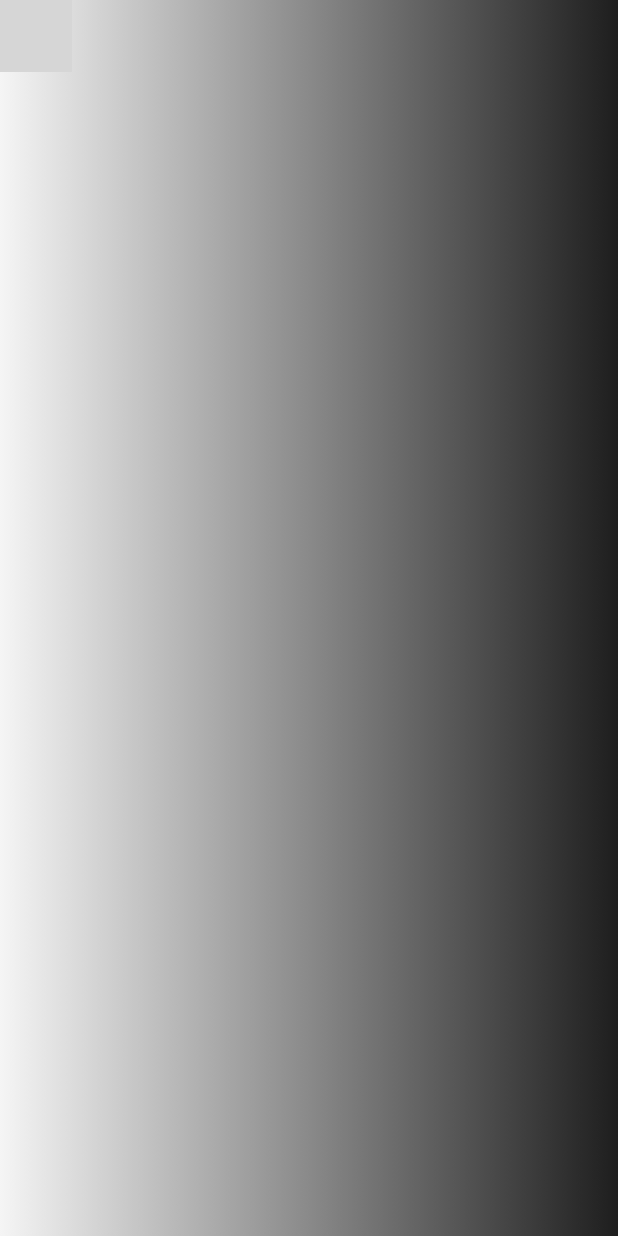
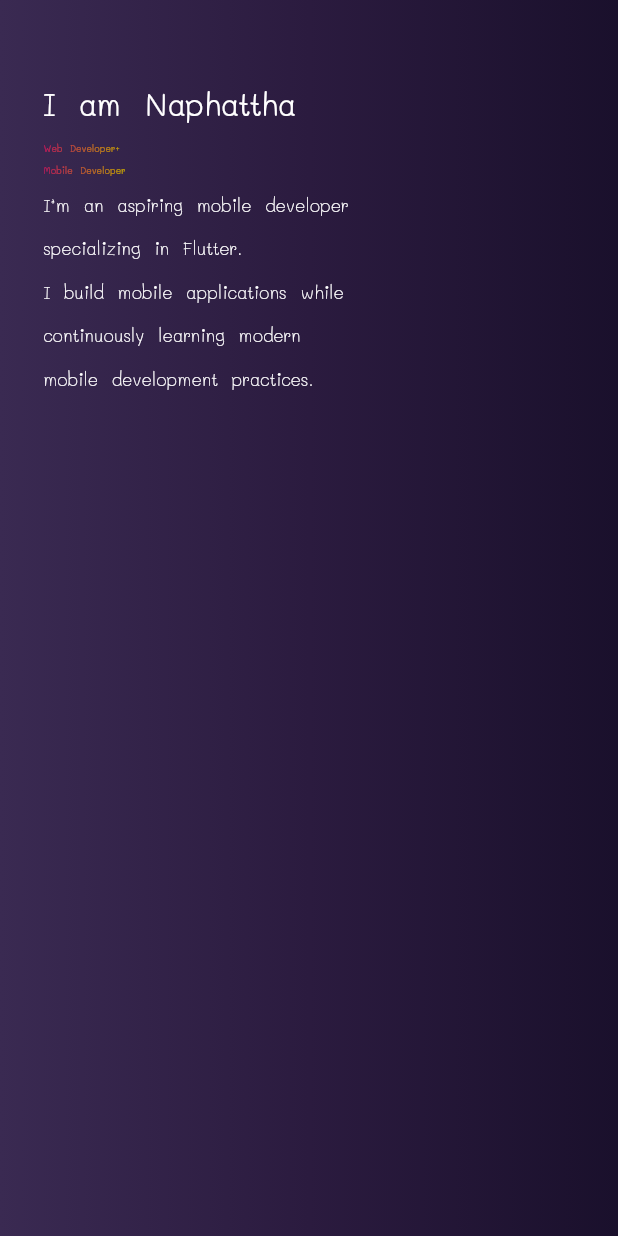
Before and after one commit to naphattha/flutter_portfolio_website, a Flutter app: the DesktopLayout screen opened directly, on a phone screen of 412 x 824 dp. Run offline on Flutter 3.47's test engine with Material 3 defaults, Android fonts, the light colour scheme and no system bars; drawn by our look-alikes of simple_gradient_text; grey boxes are pictures that could not be loaded.

Commit message:
screens
update screens

```diff
--- a/lib/constants/colors.dart
+++ b/lib/constants/colors.dart
@@ -14,9 +14,10 @@ class AppColors{
 
   // BACKGROUND & TEXT COLORS (Backgrounds should be simple to make Gold/Pink stand out)
 
-  // BACKGROUND COLOR: สีพื้นหลัง (เน้นความเรียบหรู)
-  static const Color backgroundLight = Color(0xFFF5F5F5); // สีขาวเทาอ่อนมาก (เหมาะสำหรับ Light Theme)
-  static const Color backgroundDark = Color(0xFF1E1E1E); // สีเทาเข้มเกือบดำ (เหมาะสำหรับ Dark Theme)
+  // PURPLE BACKGROUND (Golden Experience Aura)
+  static const Color purpleDark = Color(0xFF1A102C);   // ม่วงดำลึก (Hero / Footer)
+  static const Color purpleMid = Color(0xFF2B1B3F);    // ม่วงเข้ม (Section)
+  static const Color purpleSoft = Color(0xFF3A2A52);   // ม่วงอ่อน (Card bg)
 
   // TEXT COLOR: สีตัวอักษร
   static const Color textDark = Color(0xFF212121);   // สีดำสนิท
--- a/lib/constants/styles.dart
+++ b/lib/constants/styles.dart
@@ -5,8 +5,9 @@ class Styles{
   static const BoxDecoration gradientDecoration = BoxDecoration(
           gradient: LinearGradient(
             colors: [
-              AppColors.backgroundLight,
-              AppColors.backgroundDark,
+              AppColors.purpleSoft,
+              AppColors.purpleMid,
+              AppColors.purpleDark,
               ]
           )
   );
--- a/lib/screens/largescreen/desktop_layout_pagr.dart
+++ b/lib/screens/largescreen/desktop_layout_pagr.dart
@@ -1,6 +1,7 @@
 import 'package:flutter/material.dart';
 import 'package:flutter_portfolio_website/constants/colors.dart';
 import 'package:flutter_portfolio_website/constants/styles.dart';
+import 'package:flutter_portfolio_website/screens/widgets/header_text_widget.dart';
 
 class DesktopLayout extends StatefulWidget {
   const DesktopLayout({super.key});
@@ -29,7 +30,7 @@ class _DesktopLayoutState extends State<DesktopLayout> {
                   Column(
                     children: [Row(
                       children: [
-                        HeaderTextWidget()
+                        HeaderTextWidget(size:size,)
                       ],
                     )],
                     )
--- a/lib/screens/widgets/header_text_widget.dart
+++ b/lib/screens/widgets/header_text_widget.dart
@@ -0,0 +1,42 @@
+import 'package:flutter/material.dart';
+import 'package:flutter_portfolio_website/constants/colors.dart';
+import 'package:simple_gradient_text/simple_gradient_text.dart';
+
+class HeaderTextWidget extends StatelessWidget {
+  final Size size;
+
+  const HeaderTextWidget({super.key, required this.size});
+
+
+  @override
+  Widget build(BuildContext context) {
+    return Container(
+      margin: EdgeInsets.symmetric(horizontal: size.width*0.07,vertical:size.height*0.05),
+      child: Column(
+        crossAxisAlignment: CrossAxisAlignment.start,
+        mainAxisAlignment: MainAxisAlignment.center,
+        children: [
+          Text("I am Naphattha",style: TextStyle(fontSize: 35,color: Colors.white,fontWeight: FontWeight.bold,fontFamily: 'Mali')),
+          GradientText("Web Developer+\nMobile Developer", colors: [
+            AppColors.accentDeep,
+            AppColors.primaryDark
+          ],
+          style: TextStyle(
+            fontSize: size.width*0.025,
+            fontFamily: 'Mali',
+            fontWeight: FontWeight.bold
+          ),
+
+          ),
+          SizedBox(
+            width: size.width*0.5,
+            child: Text("I’m an aspiring mobile developer specializing in Flutter.\nI build mobile applications while continuously learning modern mobile development practices."
+            ,style: TextStyle(fontSize: 20,color: Colors.white,fontFamily: 'Mali')),
+          ),
+
+
+        ],
+      ),
+    );
+  }
+}
```
